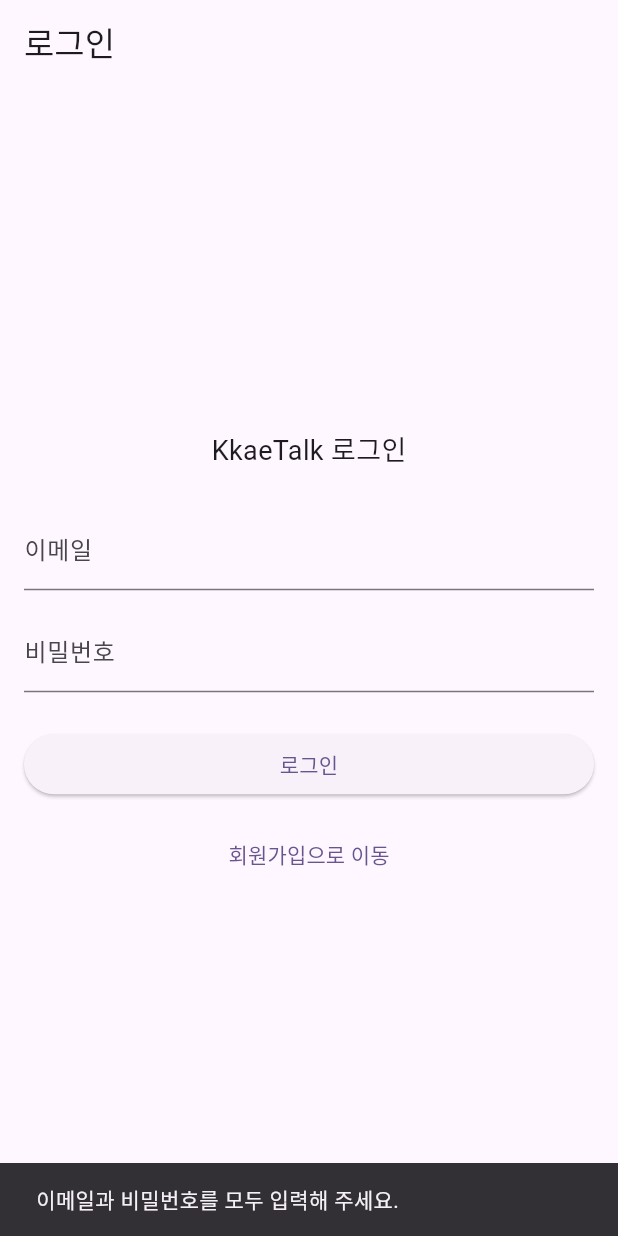
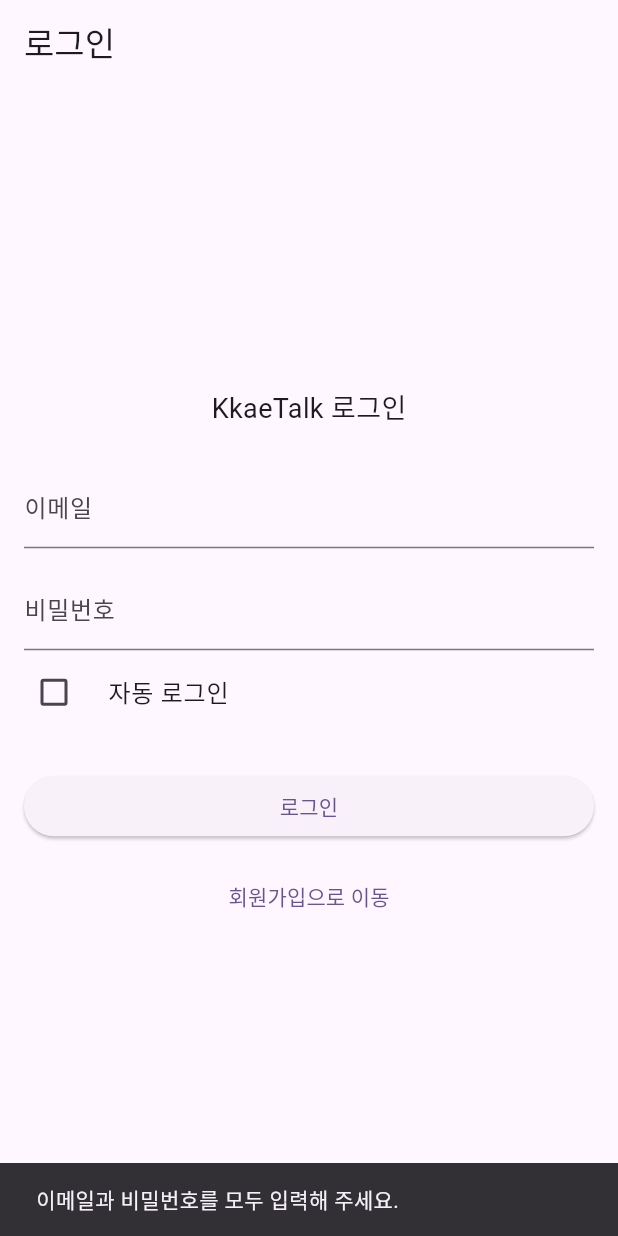
Before and after one commit to kangeunsong/KkaeTalk, a Flutter app: the screen it shows after launch, after a tap on "로그인", on a phone screen of 412 x 824 dp. Run offline on Flutter 3.47's test engine with Material 3 defaults, Android fonts, the phone set to English and light mode, and no system bars; our stand-ins replace cloud_firestore, firebase_auth, firebase_core, shared_preferences; accounts and stored records are empty.

Commit message:
feat: add auto login option using shared preferences

```diff
--- a/lib/main.dart
+++ b/lib/main.dart
@@ -1,5 +1,6 @@
 import 'package:flutter/material.dart';
 import 'package:firebase_core/firebase_core.dart';
+import 'package:firebase_auth/firebase_auth.dart';
 import 'firebase_options.dart';
 
 // 화면들 import
@@ -12,6 +13,7 @@
 import 'screens/profile_screen.dart';
 import 'screens/history_screen.dart';
 import 'screens/alarm_chat_screen.dart';
+import 'screens/auth_gate.dart';
 
 void main() async {
   WidgetsFlutterBinding.ensureInitialized();
@@ -34,8 +36,7 @@
         colorScheme: ColorScheme.fromSeed(seedColor: Colors.deepPurple),
         useMaterial3: true,
       ),
-      // 나중엔 로그인 여부 보고 초기 라우트 바꿀 수 있음
-      initialRoute: LoginScreen.routeName,
+      home: const AuthGate(),
       routes: {
         LoginScreen.routeName: (context) => const LoginScreen(),
         SignupScreen.routeName: (context) => const SignupScreen(),
--- /dev/null
+++ b/lib/screens/auth_gate.dart
@@ -0,0 +1,69 @@
+import 'package:flutter/material.dart';
+import 'package:firebase_auth/firebase_auth.dart';
+import 'package:shared_preferences/shared_preferences.dart';
+
+import 'login_screen.dart';
+import 'home_screen.dart';
+
+class AuthGate extends StatefulWidget {
+  const AuthGate({super.key});
+
+  @override
+  State<AuthGate> createState() => _AuthGateState();
+}
+
+class _AuthGateState extends State<AuthGate> {
+  bool? _autoLogin; // null이면 아직 로딩 중
+
+  @override
+  void initState() {
+    super.initState();
+    _loadAutoLoginPreference();
+  }
+
+  Future<void> _loadAutoLoginPreference() async {
+    final prefs = await SharedPreferences.getInstance();
+    setState(() {
+      _autoLogin = prefs.getBool('autoLogin') ?? false;
+    });
+  }
+
+  @override
+  Widget build(BuildContext context) {
+    // autoLogin 설정 로딩 중이면 로딩 화면
+    if (_autoLogin == null) {
+      return const Scaffold(
+        body: Center(child: CircularProgressIndicator()),
+      );
+    }
+
+    return StreamBuilder<User?>(
+      stream: FirebaseAuth.instance.authStateChanges(),
+      builder: (context, snapshot) {
+        // Firebase가 사용자 상태 파악 중
+        if (snapshot.connectionState == ConnectionState.waiting) {
+          return const Scaffold(
+            body: Center(child: CircularProgressIndicator()),
+          );
+        }
+
+        final user = snapshot.data;
+
+        // 🔹 로그인된 유저가 있고, 자동 로그인 ON → 홈으로
+        if (user != null && _autoLogin == true) {
+          return const HomeScreen();
+        }
+
+        // 🔹 로그인된 유저가 있는데, 자동 로그인 OFF → 강제 로그아웃 후 로그인 화면
+        if (user != null && _autoLogin == false) {
+          // build 안에서 바로 signOut 호출하면 경고 뜰 수 있어서 microtask로 처리
+          Future.microtask(() => FirebaseAuth.instance.signOut());
+          return const LoginScreen();
+        }
+
+        // 🔹 로그인 안 되어 있음 → 로그인 화면
+        return const LoginScreen();
+      },
+    );
+  }
+}
--- a/lib/screens/login_screen.dart
+++ b/lib/screens/login_screen.dart
@@ -1,5 +1,6 @@
 import 'package:flutter/material.dart';
 import 'package:firebase_auth/firebase_auth.dart';
+import 'package:shared_preferences/shared_preferences.dart';
 import '../services/auth_service.dart';
 import 'signup_screen.dart';
 import 'home_screen.dart';
@@ -18,6 +19,7 @@
   final TextEditingController _passwordController = TextEditingController();
 
   bool _isLoading = false;
+  bool _autoLogin = false;
 
   @override
   void dispose() {
@@ -48,6 +50,9 @@
       );
 
       if (user != null) {
+        final prefs = await SharedPreferences.getInstance();
+        await prefs.setBool('autoLogin', _autoLogin);
+
         ScaffoldMessenger.of(context).showSnackBar(
           const SnackBar(content: Text('로그인 성공!')),
         );
@@ -105,6 +110,18 @@
               decoration: const InputDecoration(labelText: '비밀번호'),
               obscureText: true,
             ),
+            CheckboxListTile(
+              contentPadding: EdgeInsets.zero,
+              title: const Text('자동 로그인'),
+              value: _autoLogin,
+              onChanged: (value) {
+                if (value == null) return;
+                setState(() {
+                  _autoLogin = value;
+                });
+              },
+              controlAffinity: ListTileControlAffinity.leading,
+            ),
             const SizedBox(height: 24),
             SizedBox(
               width: double.infinity,
--- a/lib/screens/settings_screen.dart
+++ b/lib/screens/settings_screen.dart
@@ -1,4 +1,5 @@
 import 'package:flutter/material.dart';
+import 'package:shared_preferences/shared_preferences.dart';
 import '../services/auth_service.dart';
 import 'onboarding_screen.dart';
 import 'login_screen.dart';
@@ -9,6 +10,8 @@
   static const routeName = '/settings';
 
   Future<void> _logout(BuildContext context) async {
+    final prefs = await SharedPreferences.getInstance();
+    await prefs.setBool('autoLogin', false);
     await AuthService.instance.signOut();
 
     if (context.mounted) {
--- a/pubspec.yaml
+++ b/pubspec.yaml
@@ -37,6 +37,7 @@
   firebase_core: ^3.0.0
   firebase_auth: ^5.0.0
   cloud_firestore: ^5.0.0
+  shared_preferences: ^2.3.3
 
 dev_dependencies:
   flutter_test:
```
Also changed, not shown: pubspec.lock.
